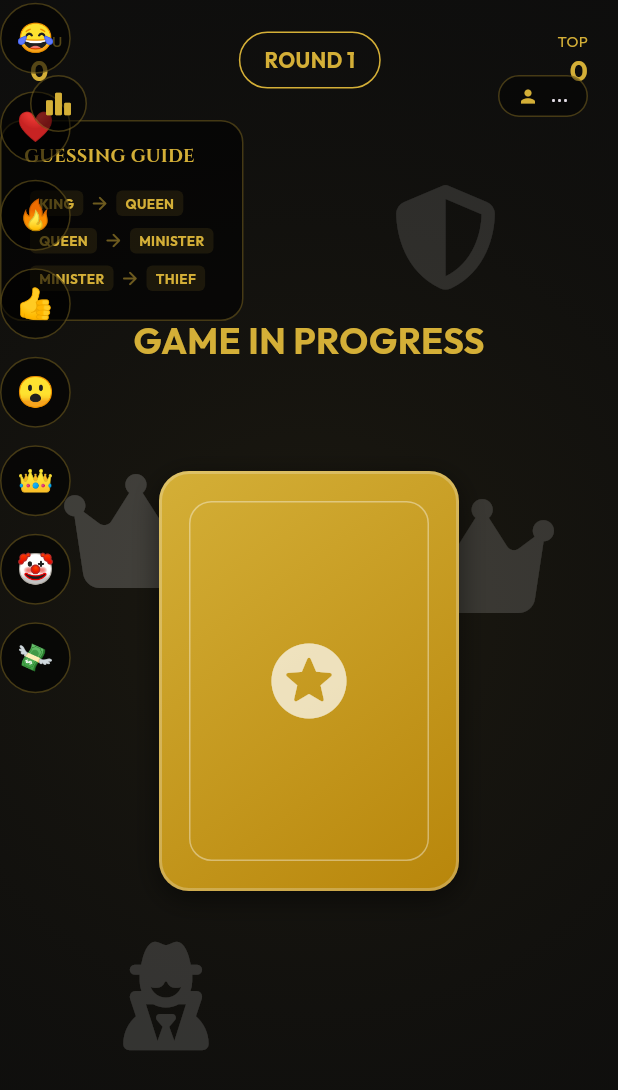
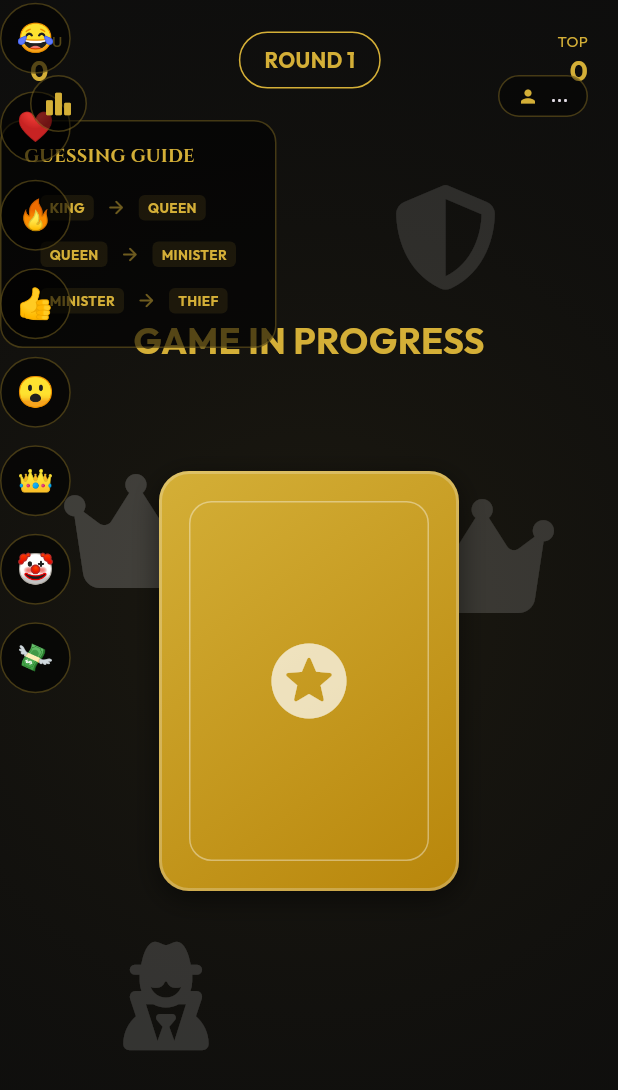
Before and after one commit to ChareshReddy/KingQueen_game, a Flutter app: the GameScreen screen opened directly, on a phone screen of 412 x 824 dp. Shown: the top 1090 px of the screen. Run offline on Flutter 3.47's test engine with Material 3 defaults, Android fonts, the phone set to English and light mode, and no system bars; drawn by our look-alikes of flutter_animate; our stand-ins replace cloud_firestore, firebase_auth, firebase_core, flutter_riverpod, font_awesome_flutter, google_fonts; accounts and stored records are empty.

```diff
--- a/lib/screens/game/game_screen.dart
+++ b/lib/screens/game/game_screen.dart
@@ -214,6 +214,24 @@ class _GameScreenState extends ConsumerState<GameScreen> with WidgetsBindingObse
 
   Widget _buildGuessingGuide(List<PlayerModel> players) {
     final activeRoles = players.map((p) => p.currentRole).whereType<String>().toSet();
+    final room = ref.watch(gameProvider).currentRoom;
+    final status = room?.status;
+
+    String guesserText = '';
+    String targetText = '';
+    if (status == RoomStatus.playing) {
+      final king = players.firstWhere((p) => p.currentRole == 'King', orElse: () => PlayerModel(id: '', name: 'King', avatarId: ''));
+      guesserText = king.name;
+      targetText = 'Queen';
+    } else if (status == RoomStatus.guessing_minister) {
+      final queen = players.firstWhere((p) => p.currentRole == 'Queen', orElse: () => PlayerModel(id: '', name: 'Queen', avatarId: ''));
+      guesserText = queen.name;
+      targetText = 'Minister';
+    } else if (status == RoomStatus.guessing_thief) {
+      final minister = players.firstWhere((p) => p.currentRole == 'Minister', orElse: () => PlayerModel(id: '', name: 'Minister', avatarId: ''));
+      guesserText = minister.name;
+      targetText = 'Thief';
+    }
 
     return Positioned(
       left: 20,
@@ -238,9 +256,47 @@ class _GameScreenState extends ConsumerState<GameScreen> with WidgetsBindingObse
               ),
             ),
             const SizedBox(height: 10),
-            _guideRow('KING', 'QUEEN', Icons.arrow_forward_rounded),
-            _guideRow('QUEEN', 'MINISTER', Icons.arrow_forward_rounded),
-            _guideRow('MINISTER', 'THIEF', Icons.arrow_forward_rounded),
+            _guideRow('KING', 'QUEEN', Icons.arrow_forward_rounded, highlight: status == RoomStatus.playing),
+            _guideRow('QUEEN', 'MINISTER', Icons.arrow_forward_rounded, highlight: status == RoomStatus.guessing_minister),
+            _guideRow('MINISTER', 'THIEF', Icons.arrow_forward_rounded, highlight: status == RoomStatus.guessing_thief),
+            if (guesserText.isNotEmpty) ...[
+              const SizedBox(height: 12),
+              Container(height: 1, width: 120, color: Colors.white10),
+              const SizedBox(height: 8),
+              Text(
+                'ACTIVE GUESS',
+                style: GoogleFonts.cinzel(
+                  color: AppTheme.gold,
+                  fontSize: 10,
+                  fontWeight: FontWeight.bold,
+                ),
+              ),
+              const SizedBox(height: 6),
+              Row(
+                mainAxisSize: MainAxisSize.min,
+                children: [
+                  Text(
+                    guesserText,
+                    style: const TextStyle(
+                      color: Colors.white,
+                      fontSize: 11,
+                      fontWeight: FontWeight.bold,
+                    ),
+                  ),
+                  const SizedBox(width: 4),
+                  const Icon(Icons.arrow_forward, size: 10, color: AppTheme.gold),
+                  const SizedBox(width: 4),
+                  Text(
+                    targetText,
+                    style: const TextStyle(
+                      color: Colors.white70,
+                      fontSize: 11,
+                      fontWeight: FontWeight.w500,
+                    ),
+                  ),
+                ],
+              ),
+            ],
             if (activeRoles.any((r) => ['Guard', 'Fake Queen', 'Assassin'].contains(r))) ...[
               const SizedBox(height: 12),
               Container(height: 1, width: 120, color: Colors.white10),
@@ -285,14 +341,24 @@ class _GameScreenState extends ConsumerState<GameScreen> with WidgetsBindingObse
     );
   }
 
-  Widget _guideRow(String from, String to, IconData icon) {
-    return Padding(
-      padding: const EdgeInsets.symmetric(vertical: 4),
+  Widget _guideRow(String from, String to, IconData icon, {bool highlight = false}) {
+    return Container(
+      margin: const EdgeInsets.symmetric(vertical: 2),
+      padding: const EdgeInsets.symmetric(horizontal: 6, vertical: 4),
+      decoration: BoxDecoration(
+        color: highlight ? AppTheme.gold.withOpacity(0.15) : Colors.transparent,
+        borderRadius: BorderRadius.circular(6),
+        border: Border.all(
+          color: highlight ? AppTheme.gold.withOpacity(0.3) : Colors.transparent,
+        ),
+      ),
       child: Row(
         mainAxisSize: MainAxisSize.min,
         children: [
           _roleSmallTag(from),
-          Icon(icon, size: 14, color: AppTheme.gold.withOpacity(0.5)),
+          const SizedBox(width: 4),
+          Icon(icon, size: 14, color: highlight ? AppTheme.gold : AppTheme.gold.withOpacity(0.5)),
+          const SizedBox(width: 4),
           _roleSmallTag(to),
         ],
       ),
```
Also changed, not shown: lib/providers/game_provider.dart (+10 -0 lines), lib/services/firebase_service.dart (+59 -0 lines), 2 other files.
